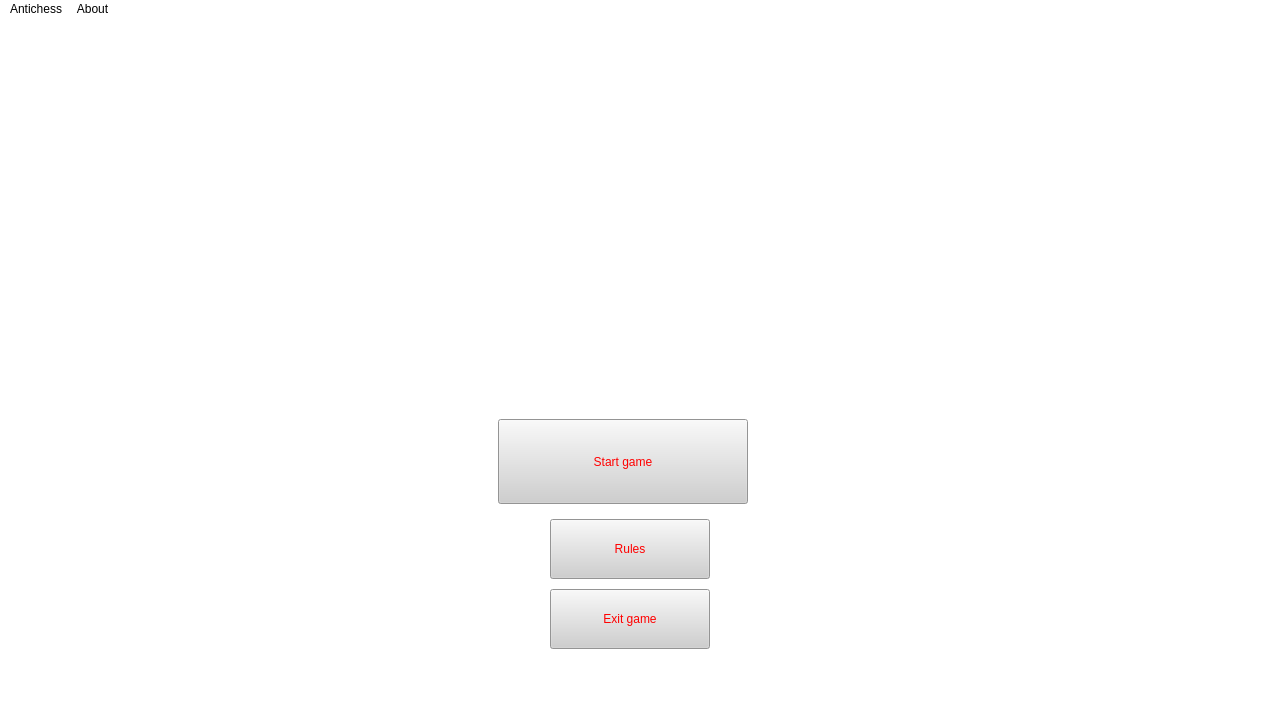
Before: the Qt Designer form Antichess/mainwindow.ui in L0G4NN/EE273Project, drawn with Qt 5.
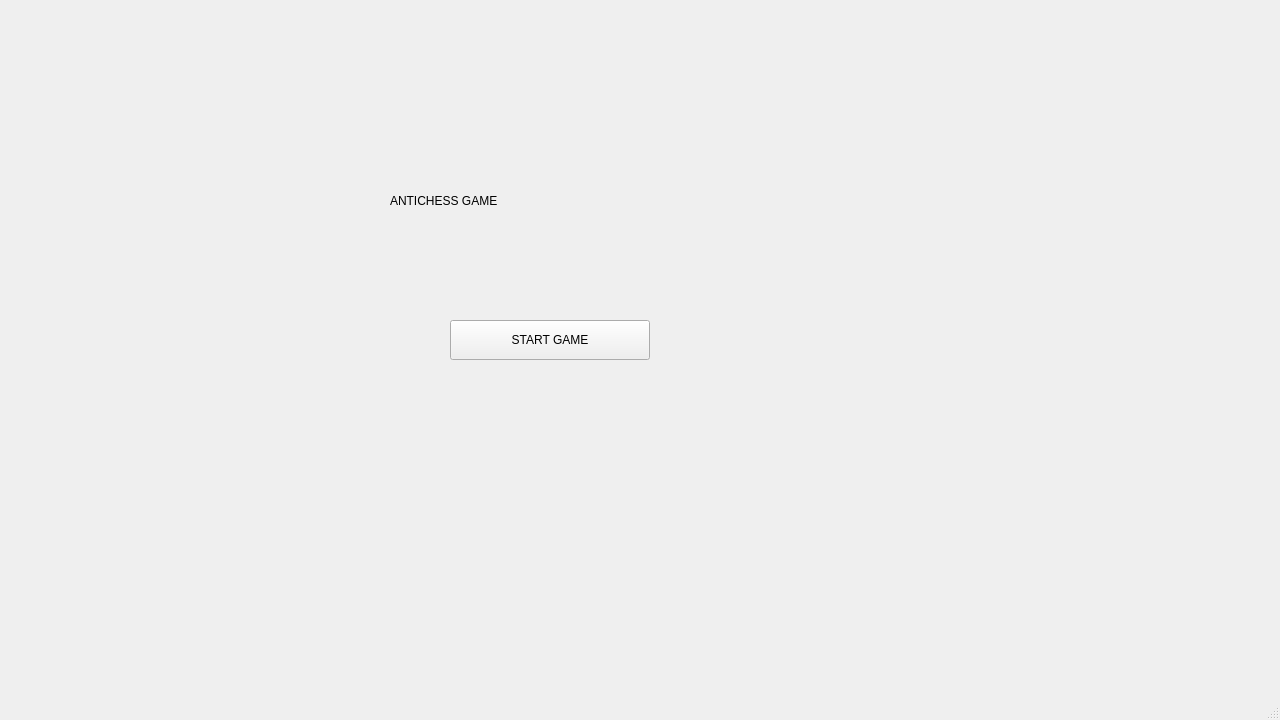
After: the same form once the commit is applied. Icons and pictures are not drawn.

```diff
--- a/Antichess/mainwindow.ui
+++ b/Antichess/mainwindow.ui
@@ -14,119 +14,64 @@
    <string>Antichess</string>
   </property>
   <property name="styleSheet">
-   <string notr="true">background-color: rgb(255, 255, 255);</string>
+   <string notr="true"/>
   </property>
   <widget class="QWidget" name="centralwidget">
-   <widget class="QPushButton" name="startButton">
-    <property name="geometry">
-     <rect>
-      <x>498</x>
-      <y>400</y>
-      <width>250</width>
-      <height>85</height>
-     </rect>
-    </property>
-    <property name="styleSheet">
-     <string notr="true">color: rgb(255, 0, 0);
-background-color: rgb(207, 207, 207);</string>
-    </property>
-    <property name="text">
-     <string>Start game</string>
-    </property>
-   </widget>
-   <widget class="QPushButton" name="rulesButton">
-    <property name="geometry">
-     <rect>
-      <x>550</x>
-      <y>500</y>
-      <width>160</width>
-      <height>60</height>
-     </rect>
-    </property>
-    <property name="styleSheet">
-     <string notr="true">color: rgb(255, 0, 0);
-background-color: rgb(207, 207, 207);</string>
-    </property>
-    <property name="text">
-     <string>Rules</string>
-    </property>
-    <property name="default">
-     <bool>false</bool>
-    </property>
-   </widget>
-   <widget class="QPushButton" name="exitButton">
-    <property name="geometry">
-     <rect>
-      <x>550</x>
-      <y>570</y>
-      <width>160</width>
-      <height>60</height>
-     </rect>
-    </property>
-    <property name="styleSheet">
-     <string notr="true">color: rgb(255, 0, 0);
-background-color: rgb(207, 207, 207);</string>
-    </property>
-    <property name="text">
-     <string>Exit game</string>
-    </property>
-    <property name="default">
-     <bool>false</bool>
-    </property>
-   </widget>
-   <widget class="QLabel" name="image">
-    <property name="enabled">
-     <bool>true</bool>
-    </property>
-    <property name="geometry">
-     <rect>
-      <x>280</x>
-      <y>70</y>
-      <width>671</width>
-      <height>311</height>
-     </rect>
-    </property>
-    <property name="text">
-     <string/>
-    </property>
-    <property name="pixmap">
-     <pixmap>images/placeholder.png</pixmap>
-    </property>
-    <property name="scaledContents">
-     <bool>true</bool>
-    </property>
-    <property name="wordWrap">
-     <bool>false</bool>
-    </property>
-   </widget>
-   <zorder>rulesButton</zorder>
-   <zorder>startButton</zorder>
-   <zorder>exitButton</zorder>
-   <zorder>image</zorder>
-  </widget>
-  <widget class="QMenuBar" name="menubar">
-   <property name="geometry">
-    <rect>
-     <x>0</x>
-     <y>0</y>
-     <width>1280</width>
-     <height>22</height>
-    </rect>
+   <property name="styleSheet">
+    <string notr="true"/>
    </property>
-   <widget class="QMenu" name="menuAbout">
-    <property name="title">
-     <string>About</string>
+   <widget class="QStackedWidget" name="stackedWidget">
+    <property name="geometry">
+     <rect>
+      <x>0</x>
+      <y>0</y>
+      <width>1280</width>
+      <height>720</height>
+     </rect>
     </property>
-    <addaction name="actionRules"/>
-    <addaction name="actionCreated_by_Elias_and_Logan"/>
-   </widget>
-   <widget class="QMenu" name="menuAntichess">
-    <property name="title">
-     <string>Antichess</string>
+    <property name="styleSheet">
+     <string notr="true"/>
     </property>
+    <widget class="QWidget" name="StartPage">
+     <widget class="QPushButton" name="startButton">
+      <property name="geometry">
+       <rect>
+        <x>450</x>
+        <y>320</y>
+        <width>200</width>
+        <height>40</height>
+       </rect>
+      </property>
+      <property name="styleSheet">
+       <string notr="true"/>
+      </property>
+      <property name="text">
+       <string>START GAME</string>
+      </property>
+     </widget>
+     <widget class="QLabel" name="label">
+      <property name="geometry">
+       <rect>
+        <x>390</x>
+        <y>110</y>
+        <width>311</width>
+        <height>181</height>
+       </rect>
+      </property>
+      <property name="text">
+       <string>ANTICHESS GAME</string>
+      </property>
+     </widget>
+    </widget>
+    <widget class="QWidget" name="Game">
+     <property name="enabled">
+      <bool>true</bool>
+     </property>
+     <property name="autoFillBackground">
+      <bool>false</bool>
+     </property>
+    </widget>
    </widget>
-   <addaction name="menuAntichess"/>
-   <addaction name="menuAbout"/>
   </widget>
   <widget class="QStatusBar" name="statusbar"/>
   <action name="actionRules">
```
Left out of the diff: 2 changed lines with no effect on the pictures.
